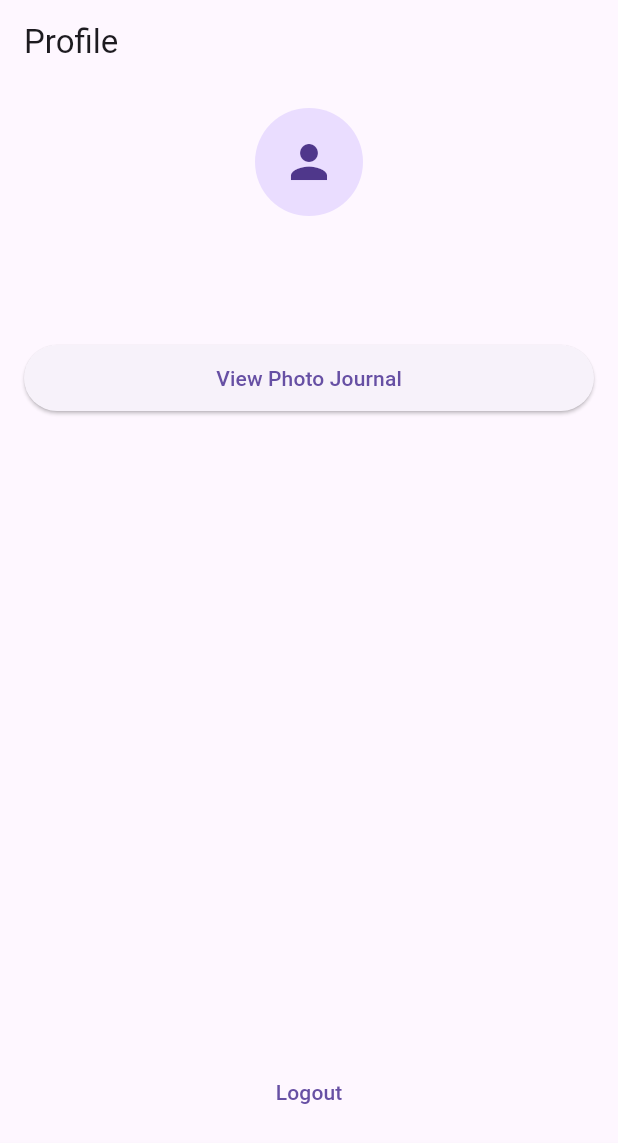
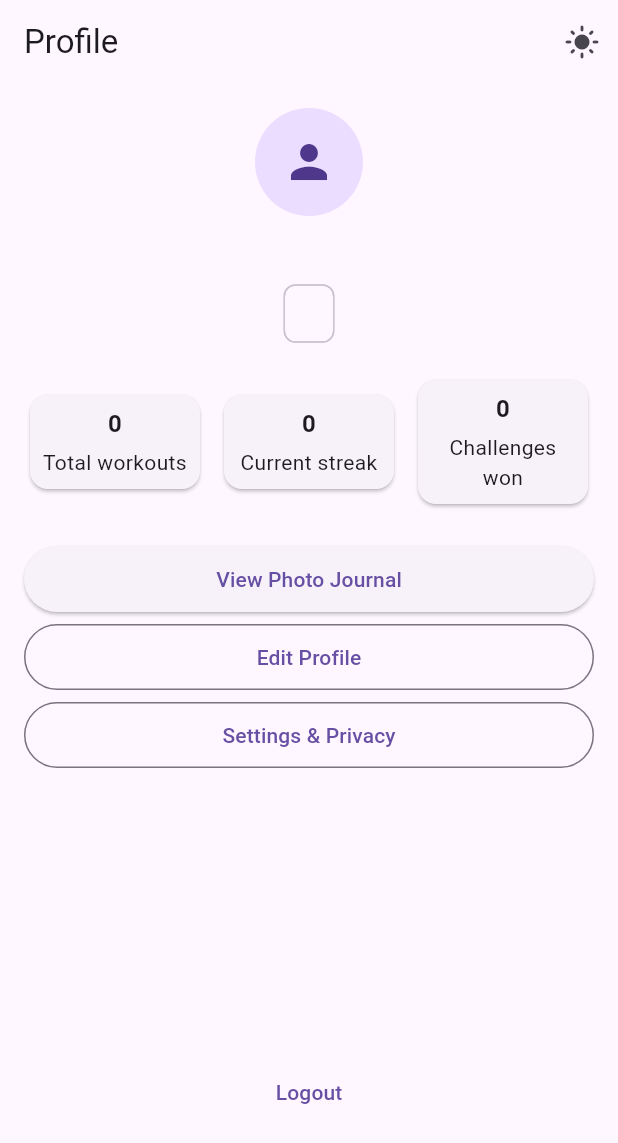
Before and after one commit to mohitkokane3900/beast_lifting_app, a Flutter app: the screen it shows once a user with an empty profile is signed in, item 4 of the bottom bar chosen, on a phone screen of 412 x 824 dp. Shown: the top 1143 px of the screen. Run offline on Flutter 3.47's test engine with Material 3 defaults, Android fonts, the light colour scheme and no system bars; our stand-ins replace cloud_firestore, firebase_auth, firebase_core, shared_preferences; accounts and stored records are empty; network calls fail.

Commit message:
Add photo uploads and privacy settings

```diff
--- a/lib/main.dart
+++ b/lib/main.dart
@@ -1,4 +1,5 @@
 import 'package:flutter/material.dart';
+import 'package:shared_preferences/shared_preferences.dart';
 import 'package:firebase_core/firebase_core.dart';
 import 'firebase_options.dart';
 import 'screens/auth/auth_gate.dart';
@@ -11,14 +12,56 @@ void main() async {
   runApp(const BeastAppRoot());
 }
 
-class BeastAppRoot extends StatelessWidget {
+class BeastAppRoot extends StatefulWidget {
   const BeastAppRoot({super.key});
 
   @override
+  State<BeastAppRoot> createState() => _BeastAppRootState();
+}
+
+class _BeastAppRootState extends State<BeastAppRoot> {
+  bool isDark = false;
+  bool loaded = false;
+
+  @override
+  void initState() {
+    super.initState();
+    _loadTheme();
+  }
+
+  Future<void> _loadTheme() async {
+    final prefs = await SharedPreferences.getInstance();
+    final v = prefs.getBool('darkMode') ?? false;
+    setState(() {
+      isDark = v;
+      loaded = true;
+    });
+  }
+
+  Future<void> _setTheme(bool v) async {
+    final prefs = await SharedPreferences.getInstance();
+    await prefs.setBool('darkMode', v);
+    setState(() {
+      isDark = v;
+    });
+  }
+
+  @override
   Widget build(BuildContext context) {
-    return const MaterialApp(
+    if (!loaded) {
+      return MaterialApp(home: Container(color: Colors.black));
+    }
+
+    return MaterialApp(
       debugShowCheckedModeBanner: false,
-      home: AuthGate(),
+      title: 'Beast Mode',
+      theme: ThemeData.light(useMaterial3: true),
+      darkTheme: ThemeData.dark(useMaterial3: true),
+      themeMode: isDark ? ThemeMode.dark : ThemeMode.light,
+      home: AuthGate(
+        darkMode: isDark,
+        onThemeChanged: _setTheme,
+      ),
     );
   }
 }
--- a/lib/models/app_user.dart
+++ b/lib/models/app_user.dart
@@ -2,18 +2,49 @@ class AppUser {
   final String uid;
   final String name;
   final String email;
+  final String fitnessGoal;
+  final String? photoUrl;
+  final bool showWorkouts;
+  final bool showPhotos;
+  final bool blurFace;
 
   AppUser({
     required this.uid,
     required this.name,
     required this.email,
+    required this.fitnessGoal,
+    this.photoUrl,
+    required this.showWorkouts,
+    required this.showPhotos,
+    required this.blurFace,
   });
 
+  Map<String, dynamic> toMap() {
+    return {
+      'uid': uid,
+      'name': name,
+      'email': email,
+      'fitnessGoal': fitnessGoal,
+      'photoUrl': photoUrl,
+      'privacySettings': {
+        'showWorkouts': showWorkouts,
+        'showPhotos': showPhotos,
+        'blurFace': blurFace,
+      },
+    };
+  }
+
   factory AppUser.fromMap(Map<String, dynamic> m) {
+    final privacy = m['privacySettings'] as Map<String, dynamic>? ?? {};
     return AppUser(
       uid: m['uid'] as String,
       name: m['name'] as String? ?? '',
       email: m['email'] as String? ?? '',
+      fitnessGoal: m['fitnessGoal'] as String? ?? '',
+      photoUrl: m['photoUrl'] as String?,
+      showWorkouts: privacy['showWorkouts'] as bool? ?? true,
+      showPhotos: privacy['showPhotos'] as bool? ?? true,
+      blurFace: privacy['blurFace'] as bool? ?? false,
     );
   }
 }
--- a/lib/screens/auth/auth_gate.dart
+++ b/lib/screens/auth/auth_gate.dart
@@ -1,25 +1,55 @@
 import 'package:flutter/material.dart';
 import 'package:firebase_auth/firebase_auth.dart';
+import '../../services/auth_service.dart';
+import '../main_shell.dart';
 import 'login_screen.dart';
-import '../main_shell.dart';
 
-class AuthGate extends StatelessWidget {
-  const AuthGate({super.key});
+class AuthGate extends StatefulWidget {
+  final bool darkMode;
+  final ValueChanged<bool> onThemeChanged;
+
+  const AuthGate({
+    super.key,
+    required this.darkMode,
+    required this.onThemeChanged,
+  });
+
+  @override
+  State<AuthGate> createState() => _AuthGateState();
+}
+
+class _AuthGateState extends State<AuthGate> {
+  final auth = AuthService();
+  late Stream<User?> _stream;
+
+  @override
+  void initState() {
+    super.initState();
+    _stream = auth.authState();
+  }
 
   @override
   Widget build(BuildContext context) {
     return StreamBuilder<User?>(
-      stream: FirebaseAuth.instance.authStateChanges(),
+      stream: _stream,
       builder: (context, snap) {
         if (snap.connectionState == ConnectionState.waiting) {
           return const Scaffold(
             body: Center(child: CircularProgressIndicator()),
           );
         }
+
         if (snap.data == null) {
-          return const LoginScreen();
+          return LoginScreen(
+            darkMode: widget.darkMode,
+            onThemeChanged: widget.onThemeChanged,
+          );
         }
-        return const MainShell();
+
+        return MainShell(
+          darkMode: widget.darkMode,
+          onThemeChanged: widget.onThemeChanged,
+        );
       },
     );
   }
--- a/lib/screens/main_shell.dart
+++ b/lib/screens/main_shell.dart
@@ -5,7 +5,14 @@ import 'progress/progress_screen.dart';
 import 'profile/profile_screen.dart';
 
 class MainShell extends StatefulWidget {
-  const MainShell({super.key});
+  final bool darkMode;
+  final ValueChanged<bool> onThemeChanged;
+
+  const MainShell({
+    super.key,
+    required this.darkMode,
+    required this.onThemeChanged,
+  });
 
   @override
   State<MainShell> createState() => _MainShellState();
@@ -20,7 +27,10 @@ class _MainShellState extends State<MainShell> {
       const FeedScreen(),
       const ChallengesScreen(),
       const ProgressScreen(),
-      const ProfileScreen(),
+      ProfileScreen(
+        darkMode: widget.darkMode,
+        onThemeChanged: widget.onThemeChanged,
+      ),
     ];
 
     return Scaffold(
--- a/lib/screens/profile/profile_screen.dart
+++ b/lib/screens/profile/profile_screen.dart
@@ -3,9 +3,17 @@ import '../../services/auth_service.dart';
 import '../../services/firestore_service.dart';
 import '../../models/app_user.dart';
 import '../photos/photo_journal_screen.dart';
+import '../settings/settings_screen.dart';
 
 class ProfileScreen extends StatefulWidget {
-  const ProfileScreen({super.key});
+  final bool darkMode;
+  final ValueChanged<bool> onThemeChanged;
+
+  const ProfileScreen({
+    super.key,
+    required this.darkMode,
+    required this.onThemeChanged,
+  });
 
   @override
   State<ProfileScreen> createState() => _ProfileScreenState();
@@ -47,8 +55,22 @@ class _ProfileScreenState extends State<ProfileScreen> {
       );
     }
 
+    final u = user!;
+
     return Scaffold(
-      appBar: AppBar(title: const Text('Profile')),
+      appBar: AppBar(
+        title: const Text('Profile'),
+        actions: [
+          IconButton(
+            onPressed: () {
+              widget.onThemeChanged(!widget.darkMode);
+            },
+            icon: Icon(
+              widget.darkMode ? Icons.dark_mode : Icons.light_mode,
+            ),
+          ),
+        ],
+      ),
       body: Padding(
         padding: const EdgeInsets.all(16),
         child: Column(
@@ -59,14 +81,24 @@ class _ProfileScreenState extends State<ProfileScreen> {
             ),
             const SizedBox(height: 8),
             Text(
-              user!.name,
+              u.name,
               style: const TextStyle(
                 fontSize: 20,
                 fontWeight: FontWeight.w700,
               ),
             ),
             const SizedBox(height: 4),
-            Text(user!.email),
+            Chip(label: Text(u.fitnessGoal)),
+            const SizedBox(height: 16),
+            Row(
+              children: [
+                _statCard('Total workouts', '0'),
+                const SizedBox(width: 8),
+                _statCard('Current streak', '0'),
+                const SizedBox(width: 8),
+                _statCard('Challenges won', '0'),
+              ],
+            ),
             const SizedBox(height: 24),
             SizedBox(
               width: double.infinity,
@@ -81,6 +113,35 @@ class _ProfileScreenState extends State<ProfileScreen> {
                   );
                 },
                 child: const Text('View Photo Journal'),
+              ),
+            ),
+            const SizedBox(height: 8),
+            SizedBox(
+              width: double.infinity,
+              height: 44,
+              child: OutlinedButton(
+                onPressed: () {
+                  ScaffoldMessenger.of(context).showSnackBar(
+                    const SnackBar(content: Text('Edit Profile later')),
+                  );
+                },
+                child: const Text('Edit Profile'),
+              ),
+            ),
+            const SizedBox(height: 8),
+            SizedBox(
+              width: double.infinity,
+              height: 44,
+              child: OutlinedButton(
+                onPressed: () {
+                  Navigator.push(
+                    context,
+                    MaterialPageRoute(
+                      builder: (_) => SettingsScreen(user: u),
+                    ),
+                  );
+                },
+                child: const Text('Settings & Privacy'),
               ),
             ),
             const Spacer(),
@@ -99,4 +160,27 @@ class _ProfileScreenState extends State<ProfileScreen> {
       ),
     );
   }
+
+  Widget _statCard(String label, String value) {
+    return Expanded(
+      child: Card(
+        child: Padding(
+          padding: const EdgeInsets.all(8),
+          child: Column(
+            children: [
+              Text(
+                value,
+                style: const TextStyle(
+                  fontSize: 16,
+                  fontWeight: FontWeight.w600,
+                ),
+              ),
+              const SizedBox(height: 4),
+              Text(label, textAlign: TextAlign.center),
+            ],
+          ),
+        ),
+      ),
+    );
+  }
 }
```
Also changed, not shown: lib/screens/auth/login_screen.dart (+37 -13 lines), lib/screens/auth/register_screen.dart (+36 -15 lines), lib/screens/settings/settings_screen.dart (added, +78 -0 lines), lib/services/auth_service.dart (+16 -3 lines), lib/services/firestore_service.dart (+63 -21 lines).
